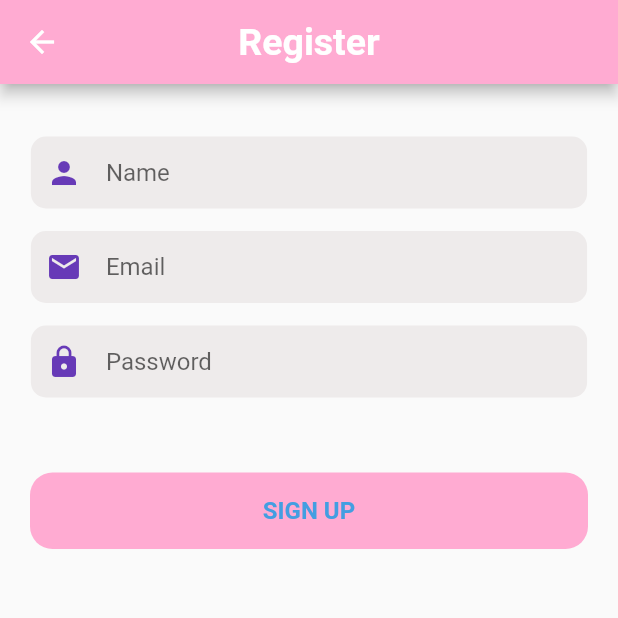
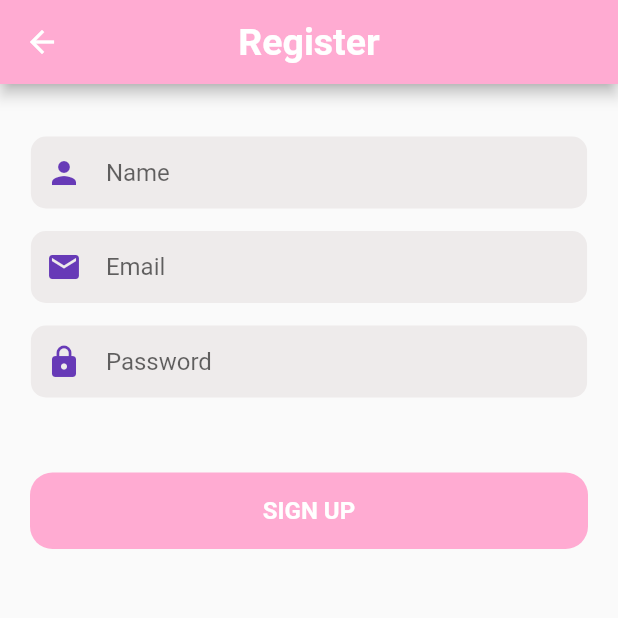
Before and after one commit to nnaaaa/DisneyChatApp, a Flutter app: the screen it shows after launch, after a tap on "SIGN IN", on a phone screen of 412 x 824 dp, the top half of it. Run offline on Flutter 3.47's test engine with Material 2 defaults, Android fonts, the phone set to English and light mode, and no system bars; our stand-ins replace device_preview; Roboto replaces fonts that are missing (Poppins).

Commit message:
device_preview package for responsive

```diff
--- a/lib/main.dart
+++ b/lib/main.dart
@@ -1,19 +1,27 @@
 import 'package:flutter/material.dart';
-import 'package:disneymobile/styles/color.dart';
 import 'screens/authenticate/authenticate.dart';
+import 'package:device_preview/device_preview.dart';
 
 void main() {
-  runApp(const MyApp());
+  runApp(
+    DevicePreview(
+      enabled: true,
+      builder: (context) => const MyApp(), // Wrap your app
+    ),
+  );
 }
 
 class MyApp extends StatelessWidget {
   const MyApp({Key? key}) : super(key: key);
   @override
   Widget build(BuildContext context) {
-    return const MaterialApp(
+    return MaterialApp(
       title: 'Disney',
+      useInheritedMediaQuery: true,
+      builder: DevicePreview.appBuilder,
+      locale: DevicePreview.locale(context),
       debugShowCheckedModeBanner: false,
-      home: Authenticate(),
+      home: const Authenticate(),
     );
   }
 }
--- a/lib/screens/authenticate/authenticate.dart
+++ b/lib/screens/authenticate/authenticate.dart
@@ -19,7 +19,6 @@ class Authenticate extends StatelessWidget {
                 mainAxisAlignment: MainAxisAlignment.center,
                 children: <Widget>[
                   Container(
-                    margin: EdgeInsets.only(top: Responsibility.setHeight(context, 50)),
                     child: CustomButton(
                       accentColor: Colors.white,
                       text: 'Sign In',
--- a/lib/screens/authenticate/register/component/buttonSign.dart
+++ b/lib/screens/authenticate/register/component/buttonSign.dart
@@ -2,18 +2,18 @@ import 'package:flutter/material.dart';
 import 'package:disneymobile/styles/color.dart';
 import 'package:disneymobile/screens/authenticate/widgets/button.dart';
 
-class buttonSign extends StatefulWidget {
-  buttonSign({Key? key}) : super(key: key);
+class ButtonSign extends StatefulWidget {
+  const ButtonSign({Key? key}) : super(key: key);
 
   @override
-  State<buttonSign> createState() => _buttonSignState();
+  State<ButtonSign> createState() => _ButtonSignState();
 }
 
-class _buttonSignState extends State<buttonSign> {
+class _ButtonSignState extends State<ButtonSign> {
   @override
   Widget build(BuildContext context) {
     return CustomButton(
-      accentColor: CustomColor.secondary,
+      accentColor: Colors.white,
       text: 'Sign Up',
       mainColor: CustomColor.primary,
       onPress: () {
--- a/lib/screens/authenticate/register/component/itemInput.dart
+++ b/lib/screens/authenticate/register/component/itemInput.dart
@@ -2,14 +2,14 @@ import 'package:flutter/material.dart';
 import 'package:disneymobile/styles/color.dart';
 import 'package:disneymobile/screens/authenticate/widgets/input.dart';
 
-class listInput extends StatefulWidget {
-  listInput({Key? key}) : super(key: key);
+class ListInput extends StatefulWidget {
+  const ListInput({Key? key}) : super(key: key);
 
   @override
-  State<listInput> createState() => _listInputState();
+  State<ListInput> createState() => _ListInputState();
 }
 
-class _listInputState extends State<listInput> {
+class _ListInputState extends State<ListInput> {
   final TextEditingController nameController = TextEditingController();
   final TextEditingController emailController = TextEditingController();
   final TextEditingController passwordController = TextEditingController();
--- a/lib/screens/authenticate/register/register.dart
+++ b/lib/screens/authenticate/register/register.dart
@@ -1,5 +1,5 @@
 import 'package:flutter/material.dart';
-import './component/buttonSign.dart' show buttonSign;
+import './component/buttonSign.dart';
 import './component/itemInput.dart';
 import 'package:disneymobile/styles/color.dart';
 
@@ -28,9 +28,9 @@ class _RegisterState extends State<Register> {
       body: Container(
           padding: const EdgeInsets.all(20),
           child: Column(
-            children: <Widget>[
-              listInput(),
-              buttonSign(),
+            children: const [
+              ListInput(),
+              ButtonSign(),
             ],
           )),
     );
--- a/pubspec.yaml
+++ b/pubspec.yaml
@@ -36,6 +36,7 @@ dependencies:
   cupertino_icons: ^1.0.2
 
 dev_dependencies:
+  device_preview: ^1.0.0
   flutter_test:
     sdk: flutter
 
```
Also changed, not shown: pubspec.lock, 1 other file.
